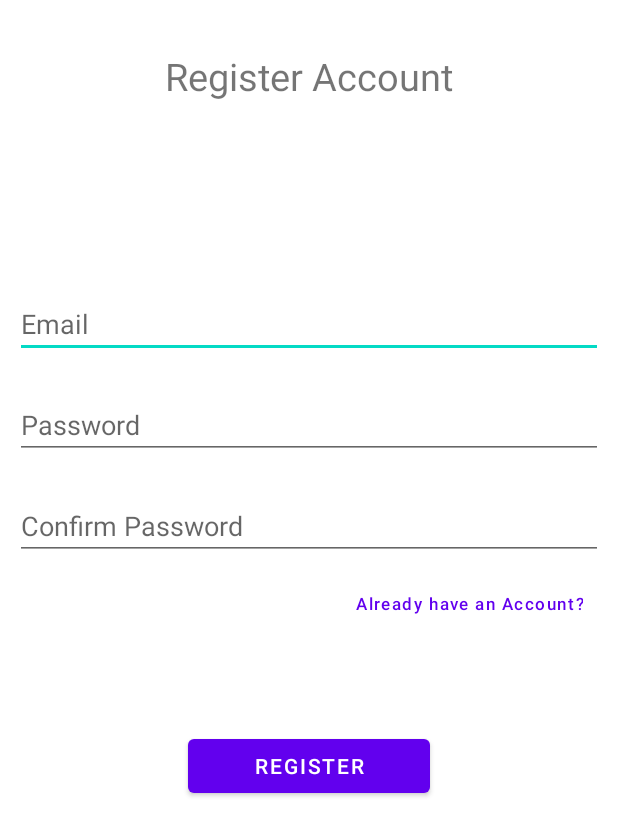
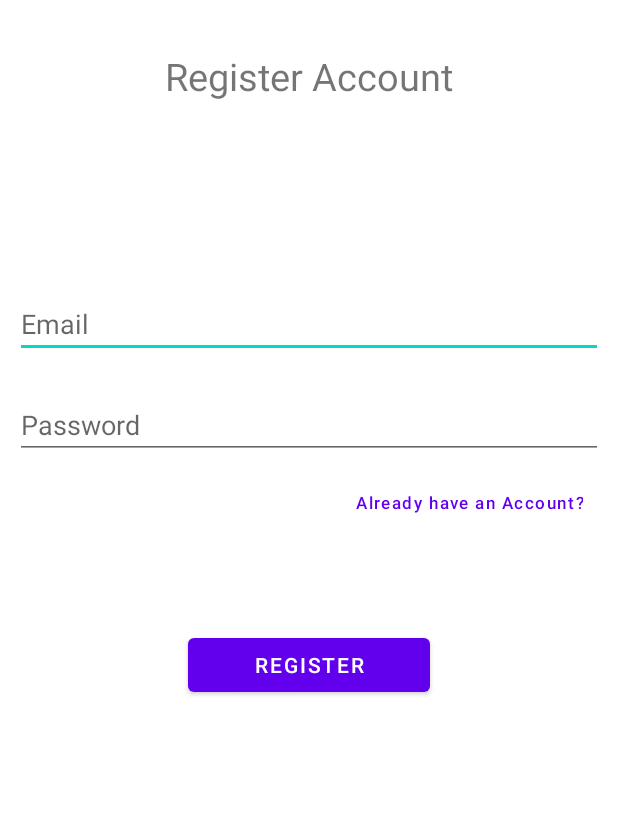
Before and after one commit to harshryadav/BulletJournal, an Android app: the RegistrationPage screen opened directly, with no data from a screen before it, on a phone screen of 412 x 824 dp. Shown: the top 836 px of the screen. Run offline under Robolectric (Android 15) with nearby library versions, the phone set to English and light mode, and no system bars; our stand-ins replace Firebase (no records; nobody signed in at launch, a user with empty details on screens opened directly).

Commit message:
Job Finished

```diff
--- a/BulletJournal/app/src/main/java/com/example/bulletjournal/RegistrationPage.kt
+++ b/BulletJournal/app/src/main/java/com/example/bulletjournal/RegistrationPage.kt
@@ -12,7 +12,6 @@ class RegistrationPage : AppCompatActivity() {
     private lateinit var email:EditText
     private lateinit var password:EditText
     private lateinit var registerBtn: Button
-    private lateinit var confirmPass:EditText
     private lateinit var alreadyUser:Button
 
     private var mAuth: FirebaseAuth? = null
@@ -95,7 +94,6 @@ class RegistrationPage : AppCompatActivity() {
         email = findViewById(R.id.register_email)
         password = findViewById(R.id.register_password)
         registerBtn = findViewById(R.id.register_btn)
-        confirmPass = findViewById(R.id.confirm_password)
         alreadyUser = findViewById((R.id.have_ACC))
     }
 }
--- a/BulletJournal/app/src/main/java/com/example/bulletjournal/model/UserData.kt
+++ b/BulletJournal/app/src/main/java/com/example/bulletjournal/model/UserData.kt
@@ -1,7 +1,7 @@
 package com.example.bulletjournal.model
 
 data class UserData (
-    var userName:String,
-    var userMb:String,
-    var date1: String
+    var userName:String = String(),
+    var userMb:String = String(),
+    var date1: String = String()
 )
--- a/BulletJournal/app/src/main/res/layout/register_layout.xml
+++ b/BulletJournal/app/src/main/res/layout/register_layout.xml
@@ -42,17 +42,6 @@
         android:importantForAutofill="no"
         />
 
-    <EditText
-        android:layout_marginLeft="10dp"
-        android:layout_marginRight="10dp"
-        android:layout_marginTop="22dp"
-        android:id="@+id/confirm_password"
-        android:layout_width="match_parent"
-        android:layout_height="wrap_content"
-        android:hint="Confirm Password"
-        android:inputType="textPassword"
-        android:importantForAutofill="no"
-        />
     <com.google.android.material.button.MaterialButton
         android:id="@+id/have_ACC"
         android:layout_width="wrap_content"
--- a/BulletJournal/app/src/main/res/values/strings.xml
+++ b/BulletJournal/app/src/main/res/values/strings.xml
@@ -1,5 +1,5 @@
 <resources>
-    <string name="app_name">BulletJournal</string>
+    <string name="app_name">Bullet Journal</string>
     <string name="title_activity_registration_page">RegistrationPage</string>
     <!-- Strings used for fragments for navigation -->
     <string name="first_fragment_label">First Fragment</string>
```
Also changed, not shown: BulletJournal/app/src/main/java/com/example/bulletjournal/Journal2.kt (+46 -1 lines), BulletJournal/app/src/main/java/com/example/bulletjournal/view/UserAdapter.kt (+22 -0 lines), BulletJournal/app/src/main/res/layout/activity_homepage.xml (+5 -15 lines).
